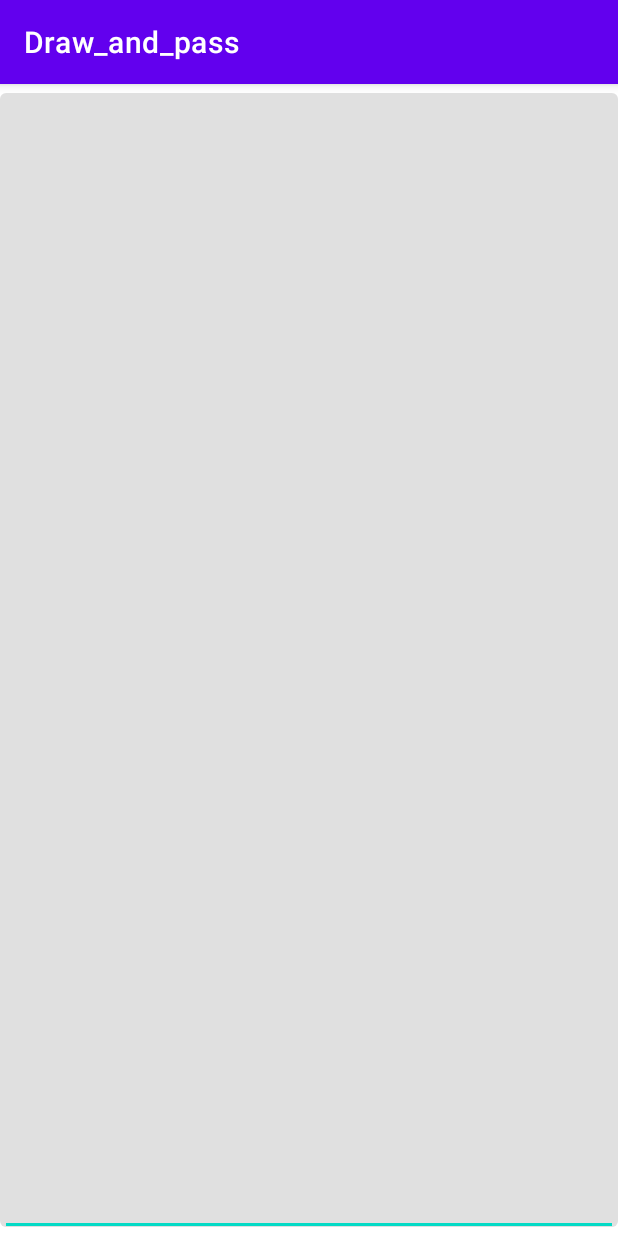
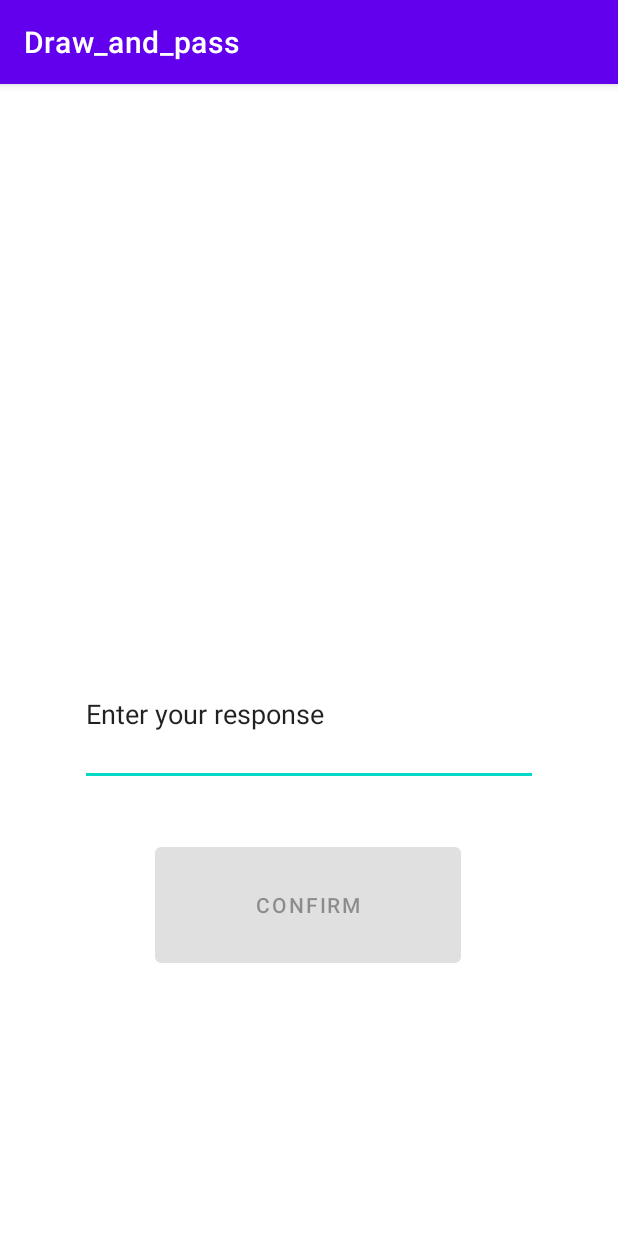
Before and after one commit to Akazolantin/Android_project_HEI4, an Android app: the Guess_the_word screen opened directly, with no data from a screen before it, on a phone screen of 412 x 824 dp. Run offline under Robolectric (Android 15) with nearby library versions, the phone set to English and light mode, and no system bars.

Commit message:
ajout Response_value

```diff
--- a/app/src/main/java/com/example/draw_and_pass/Guess_the_word.java
+++ b/app/src/main/java/com/example/draw_and_pass/Guess_the_word.java
@@ -11,6 +11,8 @@ import android.widget.Button;
 import android.widget.EditText;
 
 public class Guess_the_word extends AppCompatActivity {
+
+    String Response_value;
 
     private EditText mReponse;
     private Button mButtonToTransition;
@@ -33,6 +35,7 @@ public class Guess_the_word extends AppCompatActivity {
             @Override
             public void onTextChanged(CharSequence s, int start, int before, int count) {
                 mButtonToTransition.setEnabled(s.toString().length() != 0);
+                Response_value = mReponse.getText().toString();
             }
 
             @Override
@@ -44,6 +47,7 @@ public class Guess_the_word extends AppCompatActivity {
         mButtonToTransition.setOnClickListener(new View.OnClickListener() {
             @Override
             public void onClick(View v) {
+                Response_value = mReponse.getText().toString();
                 Intent transitionActivity = new Intent(Guess_the_word.this, Transition.class);
                 startActivity(transitionActivity);
             }
--- a/app/src/main/res/layout/activity_guess_the_word.xml
+++ b/app/src/main/res/layout/activity_guess_the_word.xml
@@ -9,12 +9,25 @@
 
     <Button
         android:id="@+id/activity_guess_Button"
-        android:layout_width="match_parent"
-        android:layout_height="match_parent"/>
+        android:layout_width="204dp"
+        android:layout_height="89dp"
+        android:text="Confirm"
+        app:layout_constraintBottom_toBottomOf="parent"
+        app:layout_constraintEnd_toEndOf="parent"
+        app:layout_constraintHorizontal_bias="0.497"
+        app:layout_constraintStart_toStartOf="parent"
+        app:layout_constraintTop_toTopOf="parent"
+        app:layout_constraintVertical_bias="0.741" />
 
     <EditText
         android:id="@+id/activity_guess_edit_text"
-        android:layout_width="match_parent"
-        android:layout_height="match_parent"/>
+        android:layout_width="305dp"
+        android:layout_height="95dp"
+        android:text="Enter your response"
+        app:layout_constraintBottom_toBottomOf="parent"
+        app:layout_constraintEnd_toEndOf="parent"
+        app:layout_constraintStart_toStartOf="parent"
+        app:layout_constraintTop_toTopOf="parent"
+        app:layout_constraintVertical_bias="0.554" />
 
 </androidx.constraintlayout.widget.ConstraintLayout>
```
